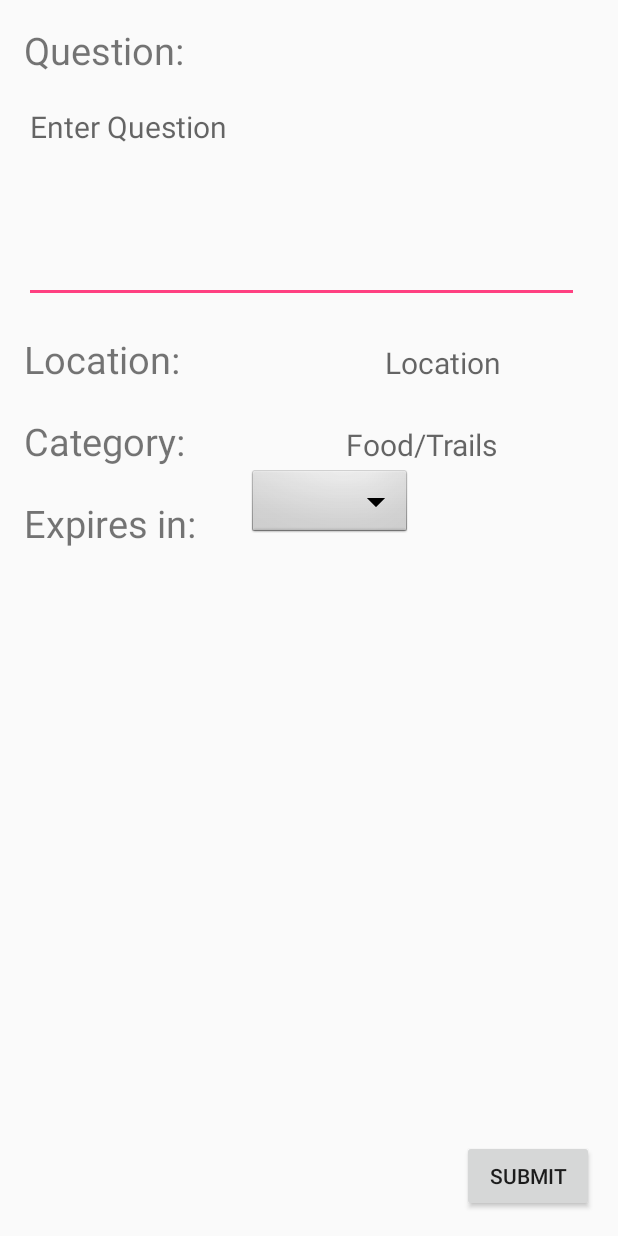
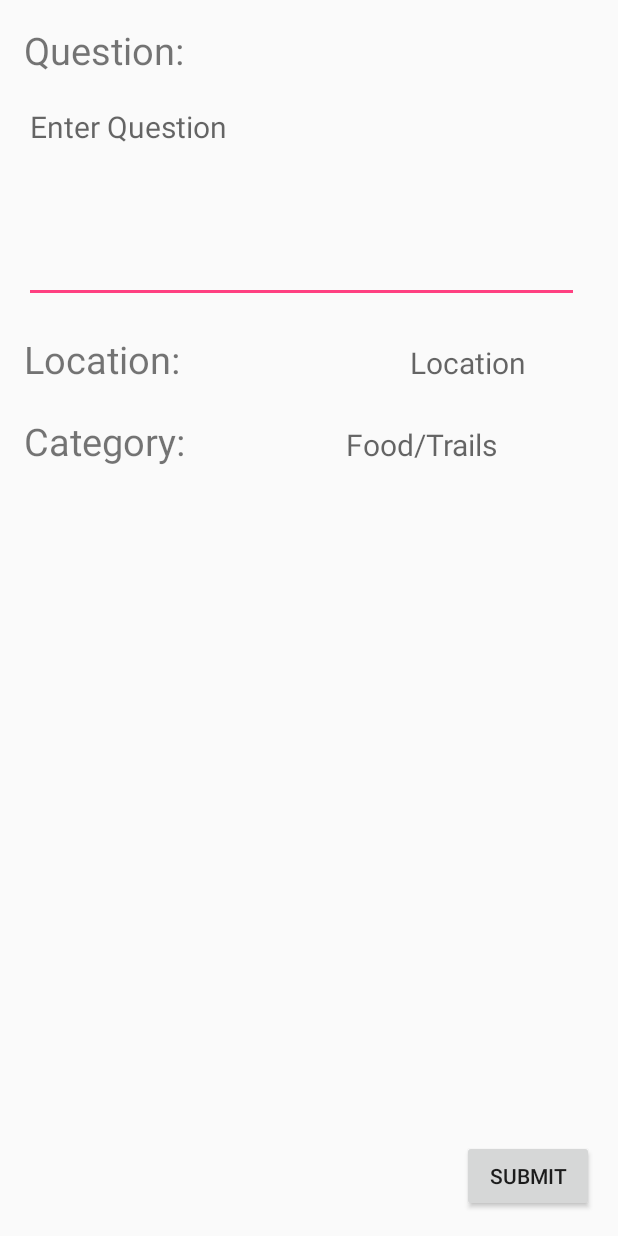
Before and after one commit to ruraj/askaround, an Android app: the layout activity_main.xml on its own in the app's theme, with its tools: preview values and no code run, on a phone screen of 412 x 824 dp. Run offline under Robolectric (Android 15) with nearby library versions, the phone set to English and light mode, and no system bars.

```diff
--- a/app/src/main/res/layout/activity_main.xml
+++ b/app/src/main/res/layout/activity_main.xml
@@ -32,6 +32,7 @@
                 android:inputType="textMultiLine"
                 android:lines="5"
                 android:minLines="5"
+
                 android:maxLines="7"
                 android:scrollbars="vertical"
                 android:gravity="top|left"
@@ -62,6 +63,7 @@
                 android:layout_weight="1"
                 android:layout_marginRight="10dp"
                 android:textSize="20sp"
+                android:layout_span="2"
                 android:hint="Location"
 
                 />
@@ -82,6 +84,7 @@
                 android:layout_height="wrap_content"
                 android:hint="Food/Trails"
                 android:textSize="20sp"
+                android:layout_span="2"
                 android:textAlignment="center"
                 android:layout_weight="1"
 
@@ -89,32 +92,7 @@
 
 
         </TableRow>
-        <TableRow>
-            <TextView
-                android:paddingTop="20dp"
-                android:id="@+id/expires"
-                android:layout_width="wrap_content"
-                android:layout_height="wrap_content"
-                android:text="Expires in:"
-                android:textSize="25sp"
-                android:layout_alignParentRight="true"
-                />
-            <Spinner
-                android:id="@+id/expirespinner"
 
-                android:layout_alignRight="@id/expires"
-                android:background="@android:drawable/btn_dropdown"
-                android:layout_width="match_parent"
-                android:layout_height="wrap_content"
-                android:spinnerMode="dropdown"
-                >
-
-
-            </Spinner>
-
-
-
-        </TableRow>
 
     </TableLayout>
 
```
